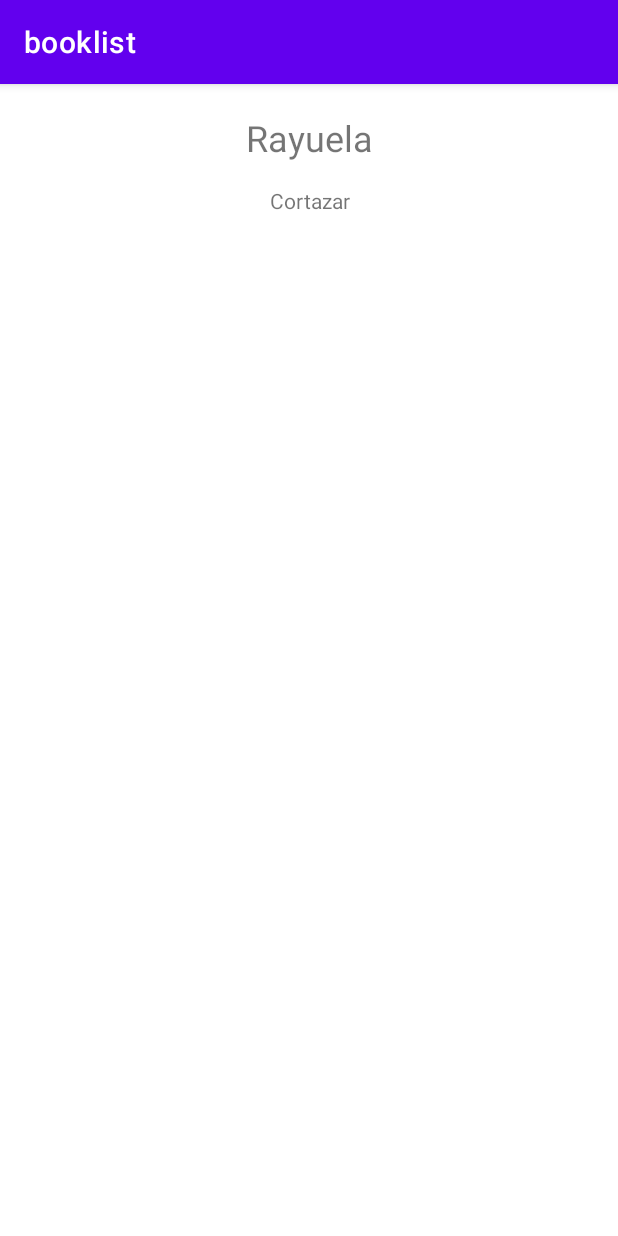
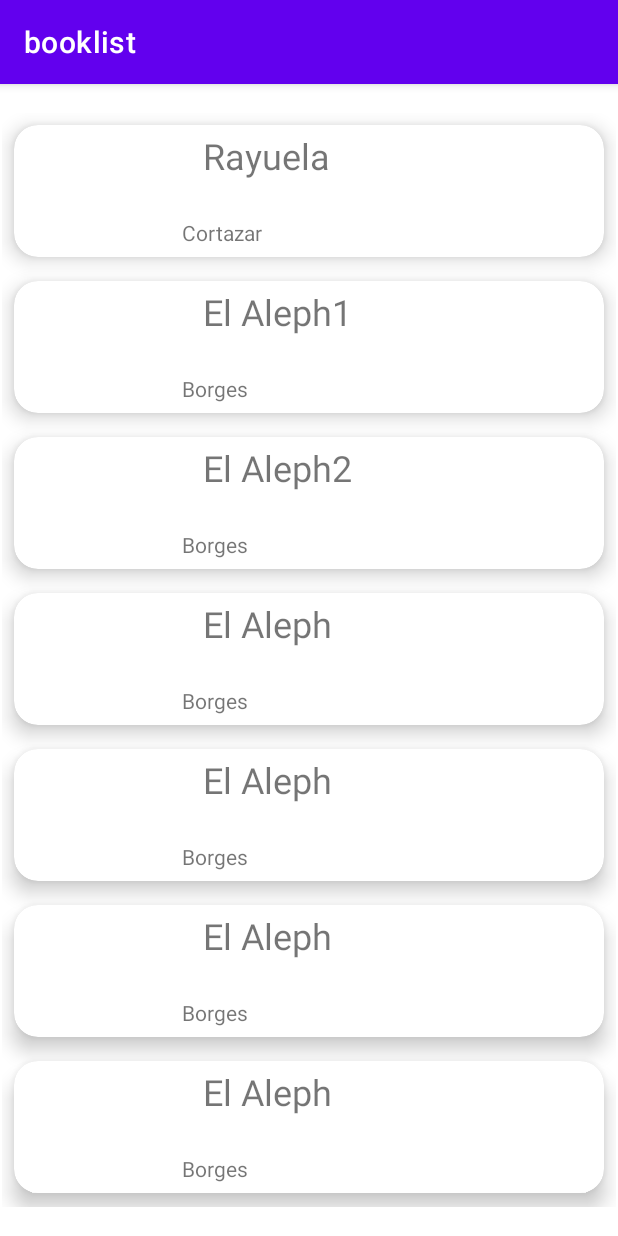
Before and after one commit to maeterriUTN/booklist, an Android app: the screen it shows after launch (MainActivity), on a phone screen of 412 x 824 dp. Run offline under Robolectric (Android 15) with nearby library versions, the light colour scheme and no system bars.

Commit message:
Hasta acá la lista

```diff
--- a/app/src/main/java/com/utn/booklist/adapters/BooksAdapter.kt
+++ b/app/src/main/java/com/utn/booklist/adapters/BooksAdapter.kt
@@ -4,11 +4,13 @@ import android.view.LayoutInflater
 import android.view.View
 import android.view.ViewGroup
 import android.widget.TextView
+import androidx.cardview.widget.CardView
 import androidx.recyclerview.widget.RecyclerView
 import com.utn.booklist.R
 import com.utn.booklist.entities.Book
 
-class BooksAdapter(var bookList : MutableList <Book>) : RecyclerView.Adapter<BooksAdapter.BooksHolder>() {
+class BooksAdapter(var bookList : MutableList <Book>,
+                   var onClick : (Int) -> Unit) : RecyclerView.Adapter<BooksAdapter.BooksHolder>() {
     class BooksHolder(v: View) : RecyclerView.ViewHolder(v) {
         private var view: View
 
@@ -22,6 +24,9 @@ class BooksAdapter(var bookList : MutableList <Book>) : RecyclerView.Adapter<Boo
         fun setAuthor (author : String){
             var txtAuthor : TextView = view.findViewById(R.id.txtAuthor)
             txtAuthor.text = author
+        }
+        fun getCard() : CardView{
+            return view.findViewById(R.id.cardBook)
         }
 
     }
@@ -38,5 +43,9 @@ class BooksAdapter(var bookList : MutableList <Book>) : RecyclerView.Adapter<Boo
     override fun onBindViewHolder(holder: BooksHolder, position: Int) {
         holder.setTitle(bookList[position].title)
         holder.setAuthor(bookList[position].author)
+        holder.getCard().setOnClickListener {
+            onClick(position)
+
+        }
     }
-}
+    }
--- a/app/src/main/java/com/utn/booklist/entities/BooksRepository.kt
+++ b/app/src/main/java/com/utn/booklist/entities/BooksRepository.kt
@@ -5,6 +5,17 @@ class BooksRepository {
 
     init{
         bookList.add(Book(1,"Rayuela","Cortazar",1945))
+        bookList.add(Book(2,"El Aleph1","Borges",1945))
+        bookList.add(Book(2,"El Aleph2","Borges",1945))
+        bookList.add(Book(2,"El Aleph","Borges",1945))
+        bookList.add(Book(2,"El Aleph","Borges",1945))
+        bookList.add(Book(2,"El Aleph","Borges",1945))
+        bookList.add(Book(2,"El Aleph","Borges",1945))
+        bookList.add(Book(2,"El Aleph","Borges",1945))
+        bookList.add(Book(2,"El Aleph","Borges",1945))
+        bookList.add(Book(2,"El Aleph","Borges",1945))
+        bookList.add(Book(2,"El Aleph","Borges",1945))
+        bookList.add(Book(2,"El Aleph","Borges",1945))
         bookList.add(Book(2,"El Aleph","Borges",1945))
 
     }
--- a/app/src/main/java/com/utn/booklist/fragments/BookListFragment.kt
+++ b/app/src/main/java/com/utn/booklist/fragments/BookListFragment.kt
@@ -8,6 +8,7 @@ import android.view.View
 import android.view.ViewGroup
 import androidx.recyclerview.widget.LinearLayoutManager
 import androidx.recyclerview.widget.RecyclerView
+import com.google.android.material.snackbar.Snackbar
 import com.utn.booklist.R
 import com.utn.booklist.adapters.BooksAdapter
 import com.utn.booklist.entities.BooksRepository
@@ -29,7 +30,9 @@ class BookListFragment : Fragment() {
 
     override fun onStart() {
         super.onStart()
-        adapter = BooksAdapter(BookRepository.bookList)
+        adapter = BooksAdapter(BookRepository.bookList){position ->
+            Snackbar.make(v,"click en ${BookRepository.bookList[position].title}",Snackbar.LENGTH_LONG).show()
+        }
         BookList.layoutManager= LinearLayoutManager(context)
         BookList.adapter=adapter
     }
--- a/app/src/main/res/layout/item_book.xml
+++ b/app/src/main/res/layout/item_book.xml
@@ -1,27 +1,39 @@
 <?xml version="1.0" encoding="utf-8"?>
-<androidx.constraintlayout.widget.ConstraintLayout xmlns:android="http://schemas.android.com/apk/res/android"
+<androidx.cardview.widget.CardView xmlns:android="http://schemas.android.com/apk/res/android"
     xmlns:app="http://schemas.android.com/apk/res-auto"
     xmlns:tools="http://schemas.android.com/tools"
+    android:id="@+id/cardBook"
     android:layout_width="match_parent"
-    android:layout_height="match_parent">
+    android:layout_height="wrap_content"
+    android:layout_margin="8dp"
+    app:cardCornerRadius="16dp"
+    app:cardElevation="8dp">
 
-    <TextView
-        android:id="@+id/txtTitle"
-        android:layout_width="wrap_content"
-        android:layout_height="wrap_content"
-        android:text="Titulo"
-        android:textSize="24sp"
-        app:layout_constraintEnd_toEndOf="parent"
-        app:layout_constraintStart_toStartOf="parent"
-        app:layout_constraintTop_toTopOf="parent" />
+    <androidx.constraintlayout.widget.ConstraintLayout
+        android:layout_width="match_parent"
+        android:layout_height="wrap_content">
 
         <TextView
             android:id="@+id/txtAuthor"
-        android:layout_width="wrap_content"
-        android:layout_height="wrap_content"
-        android:layout_marginTop="16dp"
+            android:layout_width="170dp"
+            android:layout_height="26dp"
+            android:layout_marginTop="20dp"
             android:text="Autor"
             app:layout_constraintEnd_toEndOf="@+id/txtTitle"
             app:layout_constraintStart_toStartOf="@+id/txtTitle"
             app:layout_constraintTop_toBottomOf="@+id/txtTitle" />
+
+        <TextView
+            android:id="@+id/txtTitle"
+            android:layout_width="142dp"
+            android:layout_height="38dp"
+            android:layout_marginTop="4dp"
+            android:text="Titulo"
+            android:textSize="24sp"
+            app:layout_constraintBottom_toTopOf="@+id/txtAuthor"
+            app:layout_constraintEnd_toEndOf="parent"
+            app:layout_constraintStart_toStartOf="parent"
+            app:layout_constraintTop_toTopOf="parent" />
     </androidx.constraintlayout.widget.ConstraintLayout>
+
+</androidx.cardview.widget.CardView>
```
Lines whose indentation alone changed are shown as unchanged.
